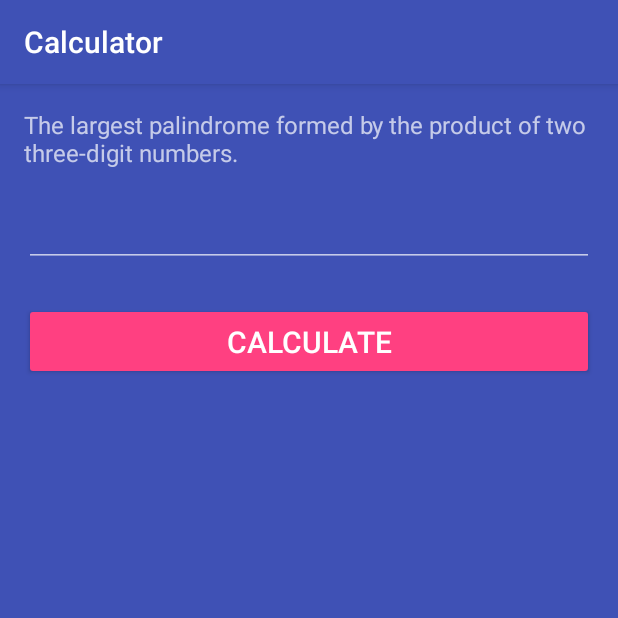
After one commit to Roma-Za/Calculator, an Android app: the fragment PalindromeFragment shown on its own in the app's theme, on a phone screen of 412 x 824 dp, the top half of it. The commit adds this screen. Run offline under Robolectric (Android 15) with nearby library versions, the phone set to English and light mode, and no system bars.

Commit message:
add factorial, palindrome, pairs, hello user.

```diff
--- a/app/build.gradle
+++ b/app/build.gradle
@@ -36,4 +36,5 @@ dependencies {
     compile 'com.android.support:design:23.4.0'
     compile 'com.facebook.android:facebook-android-sdk:4.+'
     compile 'com.android.support:support-v13:23.4.0'
+    compile 'com.android.support:support-v4:23.4.0'
 }
--- a/app/src/main/java/com/example/roman/calculator/Palindrome.java
+++ b/app/src/main/java/com/example/roman/calculator/calculations/Palindrome.java
@@ -1,4 +1,4 @@
-package com.example.roman.calculator;
+package com.example.roman.calculator.calculations;
 
 public class Palindrome {
 
--- /dev/null
+++ b/app/src/main/java/com/example/roman/calculator/fragments/PalindromeFragment.java
@@ -0,0 +1,59 @@
+package com.example.roman.calculator.fragments;
+
+import android.app.Fragment;
+import android.os.Bundle;
+import android.util.Log;
+import android.view.LayoutInflater;
+import android.view.View;
+import android.view.ViewGroup;
+import android.widget.EditText;
+import android.widget.TextView;
+
+import com.example.roman.calculator.calculations.Palindrome;
+import com.example.roman.calculator.R;
+
+public class PalindromeFragment extends Fragment {
+
+    public PalindromeFragment() {
+    }
+
+    public static PalindromeFragment newInstance() {
+        PalindromeFragment fragment = new PalindromeFragment();
+        return fragment;
+    }
+
+    @Override
+    public View onCreateView(LayoutInflater inflater, ViewGroup container,
+                             Bundle savedInstanceState) {
+        View rootView = inflater.inflate(R.layout.fragment_palindrome, container, false);
+        final TextView tvResult = (TextView) rootView.findViewById(R.id.tab_palindrome_result);
+        final EditText editText = (EditText) rootView.findViewById(R.id.tab_palindrome_input);
+        rootView.findViewById(R.id.btn_calculate_palindrome).setOnClickListener(new View.OnClickListener() {
+            @Override
+            public void onClick(View v) {
+                Palindrome palindrome = new Palindrome();
+
+                String strNumber = editText.getText().toString();
+                if (strNumber.isEmpty()) {
+                    int p = palindrome.getMaxPalindrome();
+                    tvResult.setText("Max palindrome: " + p);
+                } else {
+                    int number = 0;
+                    try {
+                        number = Integer.parseInt(strNumber);
+                    } catch (NumberFormatException e) {
+                        Log.e("Error", e.getMessage());
+                    }
+
+                    if (palindrome.isPalindrome(number)) {
+                        tvResult.setText("Palindrome");
+                    } else {
+                        tvResult.setText("Not palindrome");
+                    }
+
+                }
+            }
+        });
+        return rootView;
+    }
+}
--- /dev/null
+++ b/app/src/main/res/layout/fragment_palindrome.xml
@@ -0,0 +1,46 @@
+<LinearLayout xmlns:android="http://schemas.android.com/apk/res/android"
+xmlns:tools="http://schemas.android.com/tools"
+android:orientation="vertical"
+android:layout_width="match_parent"
+android:layout_height="match_parent"
+android:paddingBottom="@dimen/activity_vertical_margin"
+android:paddingLeft="@dimen/activity_horizontal_margin"
+android:paddingRight="@dimen/activity_horizontal_margin"
+android:paddingTop="@dimen/activity_vertical_margin"
+tools:context=".fragments.PalindromeFragment">
+
+<TextView
+    android:id="@+id/tab_palindrome_info"
+    android:text="@string/palindrome_info"
+    android:layout_width="wrap_content"
+    android:layout_height="wrap_content"
+    android:textSize="16dp"/>
+
+<EditText
+    android:id="@+id/tab_palindrome_input"
+    android:layout_width="match_parent"
+    android:layout_height="wrap_content"
+    android:layout_marginTop="20dp"
+    android:inputType="number" />
+
+<Button
+    android:id="@+id/btn_calculate_palindrome"
+    android:layout_width="fill_parent"
+    android:layout_height="wrap_content"
+    android:layout_marginTop="24dp"
+    android:layout_marginBottom="24dp"
+    android:padding="12dp"
+    android:textSize="20dp"
+    android:text="CALCULATE"/>
+
+<TextView
+    android:id="@+id/tab_palindrome_result"
+    android:layout_width="match_parent"
+    android:layout_height="wrap_content"
+    android:textSize="16dp"
+    android:textAlignment="center"
+    android:layout_margin="10dp"
+    android:gravity="center"/>
+
+
+</LinearLayout>
--- a/app/src/main/res/values/strings.xml
+++ b/app/src/main/res/values/strings.xml
@@ -19,7 +19,10 @@
     <string name="title_activity_tab">TabActivity</string>
     <string name="action_settings">Settings</string>
     <string name="section_format">Hello World from section: %1$d</string>
-    <string name="palendrome_info">The largest palindrome formed by the product of two three-digit numbers.</string>
+    <string name="palindrome_info">The largest palindrome formed by the product of two three-digit numbers.</string>
     <string name="factorial_info">The sum of the digits in the number.</string>
     <string name="pairs_info">Enter the pairs(Example:12 34 45 32 12 45 32 4)</string>
+
+    <!-- TODO: Remove or change this placeholder text -->
+    <string name="hello_blank_fragment">Hello blank fragment</string>
 </resources>
```
Also changed, not shown: app/src/main/java/com/example/roman/calculator/LoginActivity.java (+39 -5 lines), app/src/main/java/com/example/roman/calculator/TabActivity.java (+14 -81 lines), app/src/main/java/com/example/roman/calculator/calculations/Factorial.java (added, +39 -0 lines), app/src/main/java/com/example/roman/calculator/calculations/Pairs.java (added, +51 -0 lines), app/src/main/java/com/example/roman/calculator/fragments/FactorialFragment.java (added, +56 -0 lines), app/src/main/java/com/example/roman/calculator/fragments/PairsFragment.java (added, +71 -0 lines), app/src/main/java/com/example/roman/calculator/models/User.java (added, +27 -0 lines), app/src/main/res/layout/fragment_tab_factorial.xml (added, +46 -0 lines), app/src/main/res/layout/fragment_tab_pairs.xml (renamed from app/src/main/res/layout/fragment_tab_palindrome.xml, +7 -6 lines).
